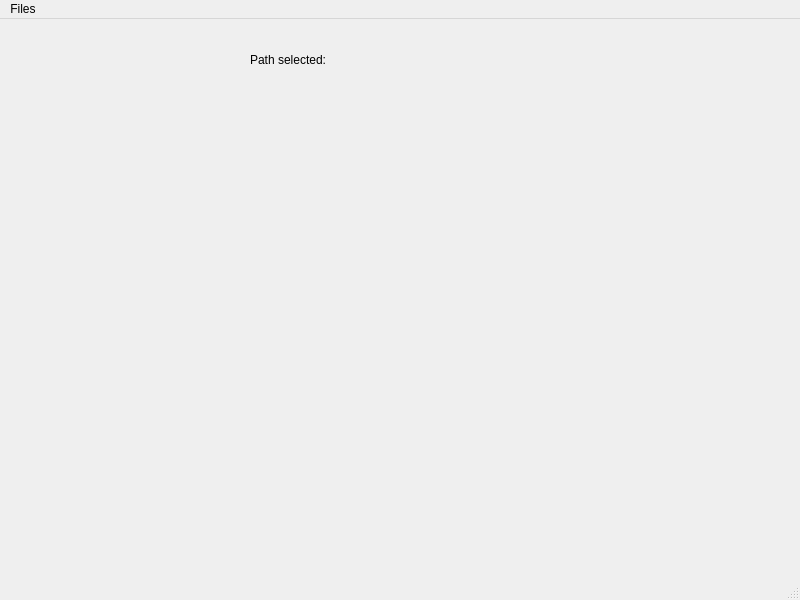
Above: ui/main_window.ui from EBSP-Indexer/EBSP-Indexer before the change. Below: the same form after it.
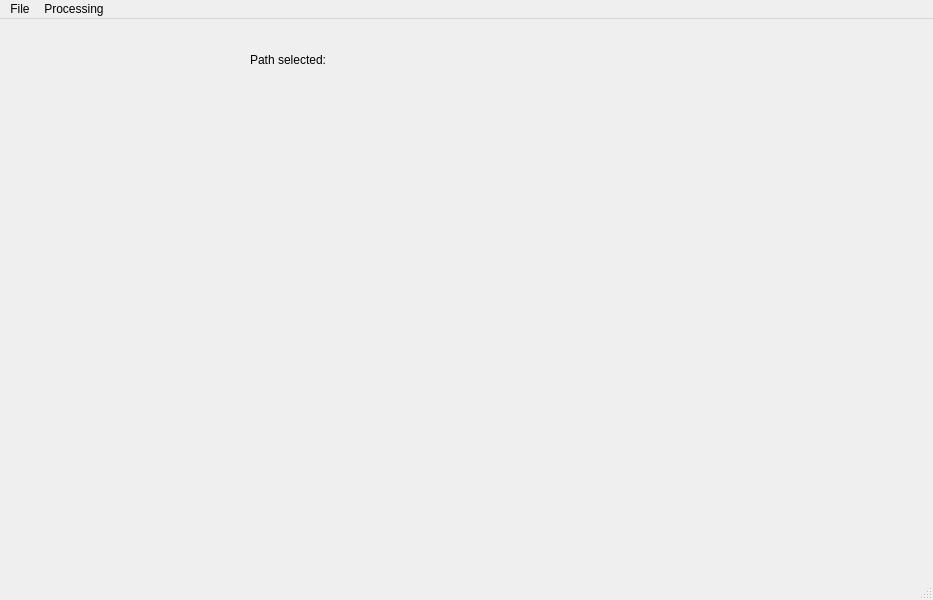
That is the form after the change.

Commit message: Functionality for processing and output .h5, .ang

Patch:
```diff
--- a/ui/main_window.ui
+++ b/ui/main_window.ui
@@ -6,7 +6,7 @@
    <rect>
     <x>0</x>
     <y>0</y>
-    <width>800</width>
+    <width>933</width>
     <height>600</height>
    </rect>
   </property>
@@ -39,17 +39,24 @@
     <rect>
      <x>0</x>
      <y>0</y>
-     <width>800</width>
+     <width>933</width>
      <height>26</height>
     </rect>
    </property>
-   <widget class="QMenu" name="menuFiles">
+   <widget class="QMenu" name="menuFile">
     <property name="title">
-     <string>Files</string>
+     <string>File</string>
     </property>
     <addaction name="actionOpen_Workfolder"/>
    </widget>
-   <addaction name="menuFiles"/>
+   <widget class="QMenu" name="menuProcessing">
+    <property name="title">
+     <string>Processing</string>
+    </property>
+    <addaction name="actionProcessingMenu"/>
+   </widget>
+   <addaction name="menuFile"/>
+   <addaction name="menuProcessing"/>
   </widget>
   <widget class="QStatusBar" name="statusbar"/>
   <action name="actionOpen_Workfolder">
```
Left out of the diff: 5 changed lines with no effect on the pictures. The commit also changes 4 other files.
